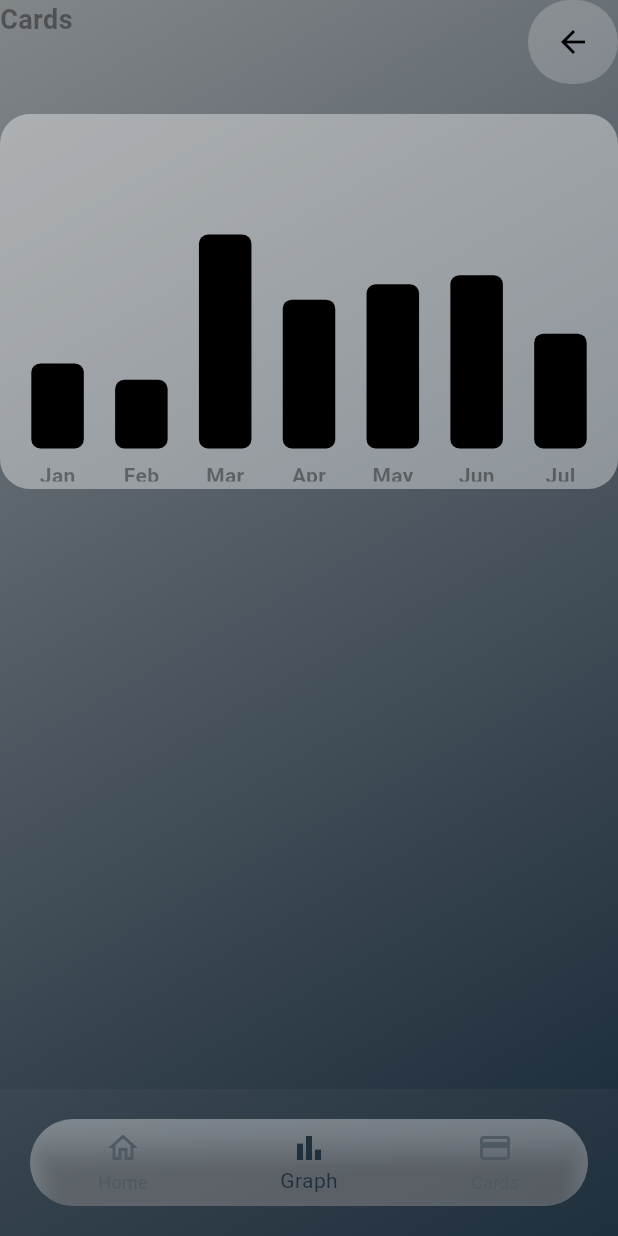
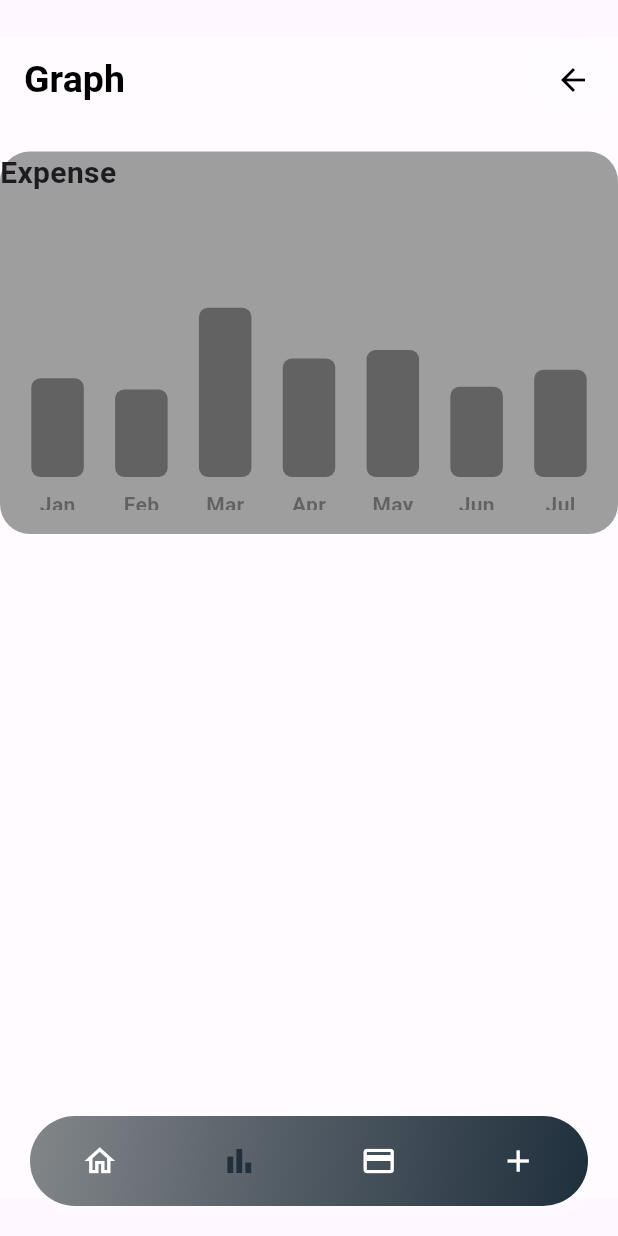
Before and after one commit to aleena02122002/banking_app, a Flutter app: the HomePage screen opened directly, item 2 of the bottom bar chosen, on a phone screen of 412 x 824 dp. Run offline on Flutter 3.47's test engine with Material 3 defaults, Android fonts, the phone set to English and light mode, and no system bars; drawn by our look-alikes of fl_chart; our stand-ins replace get.

Commit message:
bottom style sheet, list item, widget in card,home and graph and transaction alert box added

```diff
--- a/lib/main.dart
+++ b/lib/main.dart
@@ -17,7 +17,7 @@ class MyApp extends StatelessWidget {
   Widget build(BuildContext context) {
     return MaterialApp(
       debugShowCheckedModeBanner: false,
-      home: GraphView(),
+      home: HomePage(),
     );
   }
 }
--- a/lib/utils/barGraph/barGraph.dart
+++ b/lib/utils/barGraph/barGraph.dart
@@ -25,7 +25,7 @@ class MyBarGraph extends StatelessWidget {
     myBarData.initializeBarData();
     return BarChart(
       BarChartData(
-        maxY: 100,
+        maxY: 100000,
         minY: 0,
         gridData: FlGridData(show: false),
         borderData: FlBorderData(show: false),
@@ -49,7 +49,7 @@ class MyBarGraph extends StatelessWidget {
                   BarChartRodData(
                       toY: data.y,
                       width: 35,
-                      color: Colors.black,
+                      color: Colors.black38,
                       borderRadius: BorderRadius.circular(6),
                       // backDrawRodData: BackgroundBarChartRodData(
                       //     show: true, toY: 100, color: Colors.grey[200])
--- a/lib/utils/bottomNavigation.dart
+++ b/lib/utils/bottomNavigation.dart
@@ -1,60 +1,12 @@
-import 'package:application/controllers/bottomStyleSheet.dart';
+import 'package:application/controllers/add_transaction_alet_box.dart';
+import 'package:application/controllers/listItems.dart';
+import 'package:application/utils/bottomStyleSheet.dart';
 import 'package:application/controllers/home_gradient.dart';
 import 'package:application/views/Cards.dart';
 import 'package:application/views/graph.dart';
 import 'package:application/views/home.dart';
 import 'package:flutter/material.dart';
 
-// class MyNavigationBar extends StatefulWidget {
-//   const MyNavigationBar({super.key});
-//
-//   @override
-//   State<MyNavigationBar> createState() => _MyNavigationBarState();
-// }
-//
-// class _MyNavigationBarState extends State<MyNavigationBar> {
-//   int index = 0;
-//
-//   final screens= [
-//     HomeView(),
-//     GraphView(),
-//     Card(),
-//     BottomSheets(),
-//   ];
-//   @override
-//   Widget build(BuildContext context) {
-//     return Scaffold(
-//       body: screens[index],
-//       bottomNavigationBar: NavigationBarTheme(
-//         data: NavigationBarThemeData(
-//             labelTextStyle: MaterialStateProperty.all(TextStyle(fontSize: 15,fontWeight: FontWeight.w500))
-//         ),
-//         child: NavigationBar(
-//             height: 60,
-//             selectedIndex: index,
-//             onDestinationSelected: (index) => setState(() => this.index = index),
-//             destinations: const [
-//               NavigationDestination(
-//                 icon: Icon(Icons.home_outlined),
-//                 label: '',
-//               ),
-//               NavigationDestination(
-//                 icon: Icon(Icons.auto_graph),
-//                 label: '',
-//               ),
-//               NavigationDestination(
-//                 icon: Icon(Icons.credit_card),
-//                 label: '',
-//               ),
-//               NavigationDestination(
-//                 icon: Icon(Icons.add),
-//                 label: '',
-//               ),
-//             ]),
-//       ),
-//     );
-//   }
-// }
 class MyNavigationBar extends StatefulWidget {
   const MyNavigationBar({super.key});
 
@@ -69,113 +21,153 @@ class _MyNavigationBarState extends State<MyNavigationBar> {
     Icons.home_outlined,
     Icons.bar_chart,
     Icons.credit_card_outlined,
-    Icons.add  // Assuming you want to keep this icon
+    Icons.add // Assuming you want to keep this icon
   ];
 
   final screens = [
     HomeView(),
     GraphView(),
     Cards(),
-    // StyleSheets() ,// Renamed to better reflect the view's purpose
   ];
 
   @override
   Widget build(BuildContext context) {
     return Scaffold(
-      backgroundColor: Colors.transparent,
-      body: screens[index],  // This will change the screen based on the index
-      bottomNavigationBar: Container(
+      body: Stack(
+        children: [
+          if (index < screens.length)
+            screens[index],
+          Align(
+            alignment: Alignment.bottomCenter,
+            child: Container(
+              height: 60,
               margin: EdgeInsets.symmetric(horizontal: 20, vertical: 20),
               decoration: BoxDecoration(
+                gradient: colorGradient.colorsScaffold,
                 boxShadow: [
                   BoxShadow(
-              color: Colors.white38,
+                    color: Colors.white24,
+                    offset: Offset(4, 4),
+                    blurRadius: 10,
                   )
                 ],
-          color: Colors.transparent,
                 borderRadius: BorderRadius.circular(30),
               ),
               child: ClipRRect(
                 borderRadius: BorderRadius.circular(30),
-          child: BottomNavigationBar(
-            backgroundColor: Colors.transparent,
-            selectedItemColor: Color(0xFF1F2F3C),
-            unselectedItemColor: Color(0xFF4F5962),
-            currentIndex: index,
-            onTap: (int newIndex) {
+                child: Container(
+                  child: Row(
+                    mainAxisAlignment: MainAxisAlignment.spaceAround,
+                    children: [
+                      for (int i = 0; i < navIcons.length; i++)
+                        IconButton(
+                          icon: Icon(
+                            navIcons[i],
+                            color: i == index
+                                ? Color(0xFF1F2F3C)
+                                : Colors.white,
+                          ),
+                          onPressed: () {
                             setState(() {
-                index = newIndex;
+                              if (i == 3) {
+                                _showDetailContainer(context);
+                              } else {
+                                index = i;
+                              }
                             });
                           },
-            items: [
-              BottomNavigationBarItem(
-                  icon: Icon(Icons.home_outlined),
-                  label: "Home"
                         ),
-              BottomNavigationBarItem(
-                  icon: Icon(Icons.bar_chart),
-                  label: "Graph"
-              ),
-              BottomNavigationBarItem(
-                  icon: Icon(Icons.credit_card_outlined),
-                  label: "Cards"
-              ),
-              // BottomNavigationBarItem(
-              //     icon: Icon(Icons.add),
-              //     label: "Add"
-              // ),
                     ],
                   ),
                 ),
               ),
+            ),
+          ),
+        ],
+      ),
+    );
+  }
+
+  void _showDetailContainer(BuildContext context) {
+    final titleController = TextEditingController();
+    final amountController = TextEditingController();
+    final percentageController = TextEditingController();
+    final focusnode1 = FocusNode();
+    final focusnode2 = FocusNode();
+    final focusnode3 = FocusNode();
+
+    showDialog(
+      context: context,
+      builder: (BuildContext context) {
+        return AlertDialog(
+          backgroundColor: Colors.white54,
+          content: Container(
+            height: 250,
+            width: 150,
+            decoration: BoxDecoration(
+              borderRadius: BorderRadius.circular(30),
+            ),
+            child: Column(
+              children: [
+                Text(
+                  "Detail Container",
+                  style: TextStyle(color: Colors.black),
+                ),
+                SizedBox(height: 20),
+                TextField(
+                  focusNode: focusnode1,
+                  controller: titleController,
+                  decoration: InputDecoration(
+                    labelText: "Title",
+                  ),
+                ),
+                TextField(
+                  focusNode: focusnode2,
+                  controller: amountController,
+                  decoration: InputDecoration(
+                    labelText: "Amount",
+                  ),
+                ),
+                TextField(
+                  focusNode: focusnode3,
+                  controller: percentageController,
+                  decoration: InputDecoration(
+                    labelText: "Date",
+                  ),
+                ),
+              ],
+            ),
+          ),
+          actions: [
+            TextButton(
+              onPressed: () {
+                Navigator.of(context).pop();
+              },
+              child: Text('Cancel'),
+            ),
+            TextButton(
+              onPressed: () {
+                if (titleController.text.isNotEmpty &&
+                    amountController.text.isNotEmpty &&
+                    percentageController.text.isNotEmpty) {
+                  final newCard = {
+                    'title': titleController.text,
+                    'price': amountController.text,
+                    'date': percentageController.text,
+                  };
+
+                  setState(() {
+                    debitListManager.addDebitItem(newCard);
+                  });
+
+                  Navigator.of(context).pop();
+                }
+              },
+              child: Text('Confirm'),
+            ),
+          ],
+        );
+      },
     );
   }
 }
-
-// class MyNavigationBar extends StatefulWidget {
-//   const MyNavigationBar({super.key});
-//
-//   @override
-//   State<MyNavigationBar> createState() => _MyNavigationBarState();
-// }
-//
-// class _MyNavigationBarState extends State<MyNavigationBar> {
-//   int index = 0;
-//
-//   final screens= [
-//     HomeView(),
-//     GraphView(),
-//     Cards(),
-//   ];
-//   @override
-//   Widget build(BuildContext context) {
-//     return Scaffold(
-//       body: screens[index],
-//       bottomNavigationBar: NavigationBarTheme(
-//         data: NavigationBarThemeData(
-//             labelTextStyle: MaterialStateProperty.all(TextStyle(fontSize: 15,fontWeight: FontWeight.w500))
-//         ),
-//         child: ClipRRect(
-//           child: NavigationBar(
-//               height: 60,
-//               selectedIndex: index,
-//               onDestinationSelected: (index) => setState(() => this.index = index),
-//               destinations: const [
-//                 NavigationDestination(
-//                   icon: Icon(Icons.house_outlined),
-//                   label: 'home',
-//                 ),
-//                 NavigationDestination(
-//                   icon: Icon(Icons.favorite_border),
-//                   label: 'favorite',
-//                 ),
-//                 NavigationDestination(
-//                   icon: Icon(Icons.shopping_bag_outlined),
-//                   label: 'cart',
-//                 ),
-//               ]),
-//         ),
-//       ),
-//     );
-//   }
-// }
--- a/lib/views/graph.dart
+++ b/lib/views/graph.dart
@@ -10,25 +10,25 @@ class GraphView extends StatefulWidget {
 }
 
 class _GraphViewState extends State<GraphView> {
-  List<double> monthySum = [26, 21, 65.42, 45.50, 50.20, 52.99, 35.10];
+  List<double> monthySum = [35000, 31000, 60000, 42000, 45000, 32000, 38000];
   @override
   Widget build(BuildContext context) {
-    return SafeArea(
+    return Padding(
+      padding: const EdgeInsets.symmetric(vertical: 25.0),
+      child: SafeArea(
         child: Container(
-        decoration: BoxDecoration(
-          gradient: colorGradient.colorsScaffold,
-        ),
+          color: Colors.white54,
           child: Scaffold(
               backgroundColor: Colors.transparent,
               extendBodyBehindAppBar: true,
               appBar: AppBar(
                 forceMaterialTransparency: true,
-              leading: const Text(
-                "Cards",
+                title: const Text(
+                  "Graph",
                   style: TextStyle(
                       fontWeight: FontWeight.bold,
-                    fontSize: 18,
-                    color: Colors.black38),
+                      fontSize: 25,
+                      color: Colors.black),
                 ),
                 actions: [
                   Container(
@@ -45,23 +45,33 @@ class _GraphViewState extends State<GraphView> {
               body: SafeArea(
                   child: Column(
                 children: [
-                    SizedBox(height: 20,),
+                  SizedBox(
+                    height: 20,
+                  ),
                   Container(
-                      height: 250,
+                      height: 255,
                       decoration: BoxDecoration(
                           borderRadius: BorderRadius.circular(20),
-                        color: Colors.white38
-                      ),
-                        child: Center(
-                          child: SizedBox(
-                              height: 240,
+
+                          color: Colors.grey),
+                      child: Column(
+                        children: [
+                          Row(children: [
+                            Container(decoration: BoxDecoration(),),
+                            Text('Expense',style: TextStyle(fontSize: 20,fontWeight: FontWeight.w600),),
+
+                          ],),
+                           SizedBox(
+                                height: 210,
                                 child: MyBarGraph(
                                   monthlySummary: monthySum,
                                 )),
+                        ],
                       )),
                 ],
               ))),
         ),
+      ),
     );
   }
 }
--- a/lib/views/home.dart
+++ b/lib/views/home.dart
@@ -1,5 +1,7 @@
 
-import 'package:application/controllers/bottomStyleSheet.dart';
+import 'package:application/controllers/debitClass.dart';
+import 'package:application/controllers/listItems.dart';
+import 'package:application/utils/bottomStyleSheet.dart';
 import 'package:application/controllers/home_gradient.dart';
 import 'package:application/utils/Container.dart';
 import 'package:application/utils/bottomNavigation.dart';
@@ -26,11 +28,15 @@ class _HomeViewState extends State<HomeView> {
   Widget build(BuildContext context) {
     return SafeArea(
         child: Container(
+          height: double.infinity,
           decoration: BoxDecoration(
             gradient: colorGradient.colorsScaffold,
           ),
+          child: Padding(
+            padding: const EdgeInsets.symmetric(vertical: 25.0),
             child: Scaffold(
-            extendBody: true,
+              // bottomNavigationBar: MyNavigationBar(),
+
               backgroundColor: Colors.transparent,
               resizeToAvoidBottomInset: true,
               extendBodyBehindAppBar: true,
@@ -43,7 +49,12 @@ class _HomeViewState extends State<HomeView> {
                     borderRadius: BorderRadius.circular(100),
                     color: Colors.white.withOpacity(0.1),
                   ),
-                child: const Icon(Icons.add, color: Colors.white),
+                  child:  IconButton(onPressed: (){
+                    showModalBottomSheet(
+                      context: context,
+                      builder: (context) => StyleSheets(),
+                    );
+                  }, icon: Icon(Icons.add, color: Colors.white)),
                 ),
                 actions: [
                   Row(
@@ -74,7 +85,8 @@ class _HomeViewState extends State<HomeView> {
                   )
                 ],
               ),
-            body: SingleChildScrollView(
+              body:
+                  SingleChildScrollView(
                       child:SafeArea(
                           child: Center(
                             child: Column(
@@ -126,11 +138,12 @@ class _HomeViewState extends State<HomeView> {
                                               percentageColor: Colors.green),
                                         ],
                                       ),
-                                SizedBox(height: 10),
+
                                       Column(
                                         children: _buildRows(),
                                       ),
-                                SizedBox(height: 10),
+
+
                                     ],
                                   ),
                                 ),
@@ -138,6 +151,8 @@ class _HomeViewState extends State<HomeView> {
                             ),
                           ),
                         ),
+                            ),
+
                   ),
           ),
         ),
@@ -307,3 +322,33 @@ class _AddWidgetState extends State<AddWidget> {
     );
   }
 }
+// class StyleSheets extends StatefulWidget {
+//   const StyleSheets({super.key});
+//
+//   @override
+//   State<StyleSheets> createState() => _StyleSheetsState();
+// }
+//
+// class _StyleSheetsState extends State<StyleSheets> {
+//   @override
+//   Widget build(BuildContext context) {
+//     return DraggableScrollableSheet(
+//       builder: (context, controller) => ListView.builder(
+//           controller: controller,
+//           itemCount: debitList.length,
+//           itemBuilder: (context, index) {
+//             final debit = debitList[index];
+//             return buildDebitItem(debit);
+//           },
+//         ),
+//
+//     );
+//   }
+//
+//   Widget buildDebitItem(DebitItem debit) => ListTile(
+//     leading: Container(height: 40,width: 40,decoration: BoxDecoration(color: Colors.grey[350],borderRadius: BorderRadius.circular(40)),child: Icon(Icons.payment,color: Colors.white,)),
+//     title: Text(debit.title,style: TextStyle(fontSize: 20),),
+//     subtitle: Text(debit.price),
+//     trailing: Text("Rs 6000"),
+//   );
+// }
--- a/lib/views/homePage.dart
+++ b/lib/views/homePage.dart
@@ -17,11 +17,7 @@ class _HomePageState extends State<HomePage> {
       extendBody: true,
       backgroundColor: Colors.transparent,
         bottomNavigationBar: MyNavigationBar(),
-        body: Container(
-            decoration: BoxDecoration(
-              gradient: colorGradient.colorsScaffold,
-            ),
-            child: HomeView()),
+        body: HomeView(),
       );
   }
 }
```
Also changed, not shown: lib/controllers/bottomStyleSheet.dart (deleted, +0 -34 lines), lib/controllers/listItems.dart (+18 -10 lines), lib/utils/bottomStyleSheet.dart (added, +42 -0 lines), lib/views/Cards.dart (+9 -7 lines), lib/controllers/add_transaction_alet_box.dart (added). Lines whose indentation alone changed are shown as unchanged.
